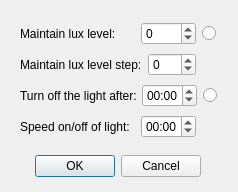
Before: the Qt Designer form USB_PC/SettingWindow.ui in DmitryShalaev/LED-brightness-control, drawn with Qt 5.
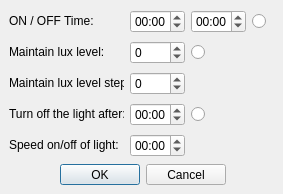
After: the same form once the commit is applied.

The edit to the form file:
```diff
--- a/USB_PC/SettingWindow.ui
+++ b/USB_PC/SettingWindow.ui
@@ -6,20 +6,20 @@
    <rect>
     <x>0</x>
     <y>0</y>
-    <width>238</width>
-    <height>192</height>
+    <width>283</width>
+    <height>194</height>
    </rect>
   </property>
   <property name="minimumSize">
    <size>
-    <width>238</width>
-    <height>192</height>
+    <width>283</width>
+    <height>194</height>
    </size>
   </property>
   <property name="maximumSize">
    <size>
-    <width>238</width>
-    <height>192</height>
+    <width>283</width>
+    <height>194</height>
    </size>
   </property>
   <property name="windowTitle">
@@ -28,10 +28,10 @@
   <widget class="QDialogButtonBox" name="buttonBox">
    <property name="geometry">
     <rect>
-     <x>30</x>
-     <y>150</y>
-     <width>171</width>
-     <height>32</height>
+     <x>60</x>
+     <y>164</y>
+     <width>166</width>
+     <height>21</height>
     </rect>
    </property>
    <property name="orientation">
@@ -41,20 +41,232 @@
     <set>QDialogButtonBox::Cancel|QDialogButtonBox::Ok</set>
    </property>
   </widget>
-  <widget class="QWidget" name="layoutWidget">
+  <widget class="QWidget" name="">
    <property name="geometry">
     <rect>
-     <x>20</x>
-     <y>20</y>
-     <width>197</width>
-     <height>120</height>
+     <x>9</x>
+     <y>133</y>
+     <width>178</width>
+     <height>25</height>
     </rect>
    </property>
-   <layout class="QVBoxLayout" name="verticalLayout_4">
+   <layout class="QHBoxLayout" name="horizontalLayout_5">
     <item>
-     <layout class="QHBoxLayout" name="horizontalLayout_11">
+     <widget class="QLabel" name="label_10">
+      <property name="minimumSize">
+       <size>
+        <width>115</width>
+        <height>16</height>
+       </size>
+      </property>
+      <property name="maximumSize">
+       <size>
+        <width>115</width>
+        <height>16</height>
+       </size>
+      </property>
+      <property name="text">
+       <string>Speed on/off of light:</string>
+      </property>
+     </widget>
+    </item>
+    <item>
+     <widget class="QTimeEdit" name="TE_SpeedOnOffLight">
+      <property name="enabled">
+       <bool>true</bool>
+      </property>
+      <property name="minimumSize">
+       <size>
+        <width>55</width>
+        <height>23</height>
+       </size>
+      </property>
+      <property name="maximumSize">
+       <size>
+        <width>55</width>
+        <height>23</height>
+       </size>
+      </property>
+      <property name="wrapping">
+       <bool>true</bool>
+      </property>
+      <property name="frame">
+       <bool>true</bool>
+      </property>
+      <property name="readOnly">
+       <bool>false</bool>
+      </property>
+      <property name="buttonSymbols">
+       <enum>QAbstractSpinBox::UpDownArrows</enum>
+      </property>
+      <property name="accelerated">
+       <bool>false</bool>
+      </property>
+      <property name="keyboardTracking">
+       <bool>true</bool>
+      </property>
+      <property name="showGroupSeparator" stdset="0">
+       <bool>false</bool>
+      </property>
+      <property name="currentSection">
+       <enum>QDateTimeEdit::MinuteSection</enum>
+      </property>
+      <property name="displayFormat">
+       <string>mm:ss</string>
+      </property>
+      <property name="calendarPopup">
+       <bool>false</bool>
+      </property>
+      <property name="timeSpec">
+       <enum>Qt::LocalTime</enum>
+      </property>
+      <property name="time">
+       <time>
+        <hour>0</hour>
+        <minute>0</minute>
+        <second>0</second>
+       </time>
+      </property>
+     </widget>
+    </item>
+   </layout>
+  </widget>
+  <widget class="QWidget" name="">
+   <property name="geometry">
+    <rect>
+     <x>9</x>
+     <y>102</y>
+     <width>198</width>
+     <height>25</height>
+    </rect>
+   </property>
+   <layout class="QHBoxLayout" name="horizontalLayout_4">
+    <item>
+     <widget class="QLabel" name="label_7">
+      <property name="minimumSize">
+       <size>
+        <width>115</width>
+        <height>16</height>
+       </size>
+      </property>
+      <property name="maximumSize">
+       <size>
+        <width>115</width>
+        <height>16</height>
+       </size>
+      </property>
+      <property name="text">
+       <string>Turn off the light after:</string>
+      </property>
+     </widget>
+    </item>
+    <item>
+     <widget class="QTimeEdit" name="TE_TurnOffLight">
+      <property name="enabled">
+       <bool>true</bool>
+      </property>
+      <property name="minimumSize">
+       <size>
+        <width>55</width>
+        <height>23</height>
+       </size>
+      </property>
+      <property name="maximumSize">
+       <size>
+        <width>55</width>
+        <height>23</height>
+       </size>
+      </property>
+      <property name="wrapping">
+       <bool>true</bool>
+      </property>
+      <property name="frame">
+       <bool>true</bool>
+      </property>
+      <property name="readOnly">
+       <bool>false</bool>
+      </property>
+      <property name="buttonSymbols">
+       <enum>QAbstractSpinBox::UpDownArrows</enum>
+      </property>
+      <property name="accelerated">
+       <bool>false</bool>
+      </property>
+      <property name="keyboardTracking">
+       <bool>true</bool>
+      </property>
+      <property name="showGroupSeparator" stdset="0">
+       <bool>false</bool>
+      </property>
+      <property name="currentSection">
+       <enum>QDateTimeEdit::MinuteSection</enum>
+      </property>
+      <property name="displayFormat">
+       <string>mm:ss</string>
+      </property>
+      <property name="calendarPopup">
+       <bool>false</bool>
+      </property>
+      <property name="timeSpec">
+       <enum>Qt::LocalTime</enum>
+      </property>
+      <property name="time">
+       <time>
+        <hour>0</hour>
+        <minute>0</minute>
+        <second>0</second>
+       </time>
+      </property>
+     </widget>
+    </item>
+    <item>
+     <widget class="QRadioButton" name="RB_TurnOffLight">
+      <property name="enabled">
+       <bool>true</bool>
+      </property>
+      <property name="maximumSize">
+       <size>
+        <width>15</width>
+        <height>16777215</height>
+       </size>
+      </property>
+      <property name="text">
+       <string/>
+      </property>
+      <property name="checked">
+       <bool>false</bool>
+      </property>
+      <property name="autoExclusive">
+       <bool>false</bool>
+      </property>
+     </widget>
+    </item>
+   </layout>
+  </widget>
+  <widget class="QWidget" name="">
+   <property name="geometry">
+    <rect>
+     <x>9</x>
+     <y>40</y>
+     <width>198</width>
+     <height>25</height>
+    </rect>
+   </property>
+   <layout class="QHBoxLayout" name="horizontalLayout_2">
       <item>
        <widget class="QLabel" name="label_9">
+      <property name="minimumSize">
+       <size>
+        <width>115</width>
+        <height>16</height>
+       </size>
+      </property>
+      <property name="maximumSize">
+       <size>
+        <width>115</width>
+        <height>16</height>
+       </size>
+      </property>
         <property name="text">
          <string>Maintain lux level:</string>
         </property>
@@ -65,10 +277,16 @@
         <property name="enabled">
          <bool>true</bool>
         </property>
+      <property name="minimumSize">
+       <size>
+        <width>55</width>
+        <height>23</height>
+       </size>
+      </property>
         <property name="maximumSize">
          <size>
           <width>55</width>
-          <height>16777215</height>
+        <height>23</height>
          </size>
         </property>
         <property name="wrapping">
@@ -120,11 +338,31 @@
        </widget>
       </item>
      </layout>
-    </item>
-    <item>
-     <layout class="QHBoxLayout" name="horizontalLayout_15">
+  </widget>
+  <widget class="QWidget" name="">
+   <property name="geometry">
+    <rect>
+     <x>9</x>
+     <y>71</y>
+     <width>178</width>
+     <height>25</height>
+    </rect>
+   </property>
+   <layout class="QHBoxLayout" name="horizontalLayout_3">
       <item>
        <widget class="QLabel" name="label_8">
+      <property name="minimumSize">
+       <size>
+        <width>115</width>
+        <height>16</height>
+       </size>
+      </property>
+      <property name="maximumSize">
+       <size>
+        <width>115</width>
+        <height>16</height>
+       </size>
+      </property>
         <property name="text">
          <string>Maintain lux level step:</string>
         </property>
@@ -135,10 +373,16 @@
         <property name="enabled">
          <bool>true</bool>
         </property>
+      <property name="minimumSize">
+       <size>
+        <width>55</width>
+        <height>23</height>
+       </size>
+      </property>
         <property name="maximumSize">
          <size>
           <width>55</width>
-          <height>16777215</height>
+        <height>23</height>
          </size>
         </property>
         <property name="wrapping">
@@ -167,42 +411,52 @@
         </property>
        </widget>
       </item>
-      <item>
-       <spacer name="horizontalSpacer_2">
-        <property name="orientation">
-         <enum>Qt::Horizontal</enum>
-        </property>
-        <property name="sizeType">
-         <enum>QSizePolicy::Fixed</enum>
-        </property>
-        <property name="sizeHint" stdset="0">
-         <size>
-          <width>21</width>
-          <height>15</height>
-         </size>
-        </property>
-       </spacer>
-      </item>
-     </layout>
-    </item>
+   </layout>
+  </widget>
+  <widget class="QWidget" name="">
+   <property name="geometry">
+    <rect>
+     <x>9</x>
+     <y>9</y>
+     <width>259</width>
+     <height>25</height>
+    </rect>
+   </property>
+   <layout class="QHBoxLayout" name="horizontalLayout">
     <item>
-     <layout class="QHBoxLayout" name="horizontalLayout_4">
-      <item>
-       <widget class="QLabel" name="label_7">
+     <widget class="QLabel" name="label_11">
+      <property name="minimumSize">
+       <size>
+        <width>115</width>
+        <height>16</height>
+       </size>
+      </property>
+      <property name="maximumSize">
+       <size>
+        <width>115</width>
+        <height>16</height>
+       </size>
+      </property>
         <property name="text">
-         <string>Turn off the light after:</string>
+       <string>ON / OFF Time:</string>
         </property>
        </widget>
       </item>
       <item>
-       <widget class="QTimeEdit" name="TE_TurnOffLight">
+     <widget class="QTimeEdit" name="TE_OnTime">
         <property name="enabled">
          <bool>true</bool>
         </property>
+      <property name="minimumSize">
+       <size>
+        <width>55</width>
+        <height>23</height>
+       </size>
+      </property>
         <property name="maximumSize">
          <size>
           <width>55</width>
-          <height>16777215</height>
+        <height>23</height>
          </size>
         </property>
         <property name="wrapping">
@@ -230,7 +484,7 @@
          <enum>QDateTimeEdit::MinuteSection</enum>
         </property>
         <property name="displayFormat">
-         <string>mm:ss</string>
+       <string>hh:mm</string>
         </property>
         <property name="calendarPopup">
          <bool>false</bool>
@@ -248,7 +502,66 @@
        </widget>
       </item>
       <item>
-       <widget class="QRadioButton" name="RB_TurnOffLight">
+     <widget class="QTimeEdit" name="TE_OffTime">
+      <property name="enabled">
+       <bool>true</bool>
+      </property>
+      <property name="minimumSize">
+       <size>
+        <width>55</width>
+        <height>23</height>
+       </size>
+      </property>
+      <property name="maximumSize">
+       <size>
+        <width>55</width>
+        <height>23</height>
+       </size>
+      </property>
+      <property name="wrapping">
+       <bool>true</bool>
+      </property>
+      <property name="frame">
+       <bool>true</bool>
+      </property>
+      <property name="readOnly">
+       <bool>false</bool>
+      </property>
+      <property name="buttonSymbols">
+       <enum>QAbstractSpinBox::UpDownArrows</enum>
+      </property>
+      <property name="accelerated">
+       <bool>false</bool>
+      </property>
+      <property name="keyboardTracking">
+       <bool>true</bool>
+      </property>
+      <property name="showGroupSeparator" stdset="0">
+       <bool>false</bool>
+      </property>
+      <property name="currentSection">
+       <enum>QDateTimeEdit::HourSection</enum>
+      </property>
+      <property name="displayFormat">
+       <string>hh:mm</string>
+      </property>
+      <property name="calendarPopup">
+       <bool>false</bool>
+      </property>
+      <property name="timeSpec">
+       <enum>Qt::LocalTime</enum>
+      </property>
+      <property name="time">
+       <time>
+        <hour>0</hour>
+        <minute>0</minute>
+        <second>0</second>
+       </time>
+      </property>
+     </widget>
+    </item>
+    <item>
+     <widget class="QRadioButton" name="RB_OnOffTime">
         <property name="enabled">
          <bool>true</bool>
         </property>
@@ -268,88 +581,6 @@
          <bool>false</bool>
         </property>
        </widget>
-      </item>
-     </layout>
-    </item>
-    <item>
-     <layout class="QHBoxLayout" name="horizontalLayout_10">
-      <item>
-       <widget class="QLabel" name="label_10">
-        <property name="text">
-         <string>Speed on/off of light:</string>
-        </property>
-       </widget>
-      </item>
-      <item>
-       <widget class="QTimeEdit" name="TE_SpeedOnOffLight">
-        <property name="enabled">
-         <bool>true</bool>
-        </property>
-        <property name="maximumSize">
-         <size>
-          <width>55</width>
-          <height>16777215</height>
-         </size>
-        </property>
-        <property name="wrapping">
-         <bool>true</bool>
-        </property>
-        <property name="frame">
-         <bool>true</bool>
-        </property>
-        <property name="readOnly">
-         <bool>false</bool>
-        </property>
-        <property name="buttonSymbols">
-         <enum>QAbstractSpinBox::UpDownArrows</enum>
-        </property>
-        <property name="accelerated">
-         <bool>false</bool>
-        </property>
-        <property name="keyboardTracking">
-         <bool>true</bool>
-        </property>
-        <property name="showGroupSeparator" stdset="0">
-         <bool>false</bool>
-        </property>
-        <property name="currentSection">
-         <enum>QDateTimeEdit::MinuteSection</enum>
-        </property>
-        <property name="displayFormat">
-         <string>mm:ss</string>
-        </property>
-        <property name="calendarPopup">
-         <bool>false</bool>
-        </property>
-        <property name="timeSpec">
-         <enum>Qt::LocalTime</enum>
-        </property>
-        <property name="time">
-         <time>
-          <hour>0</hour>
-          <minute>0</minute>
-          <second>0</second>
-         </time>
-        </property>
-       </widget>
-      </item>
-      <item>
-       <spacer name="horizontalSpacer">
-        <property name="orientation">
-         <enum>Qt::Horizontal</enum>
-        </property>
-        <property name="sizeType">
-         <enum>QSizePolicy::Fixed</enum>
-        </property>
-        <property name="sizeHint" stdset="0">
-         <size>
-          <width>21</width>
-          <height>15</height>
-         </size>
-        </property>
-       </spacer>
-      </item>
-     </layout>
     </item>
    </layout>
   </widget>
```
Left out of the diff: 10 changed lines with no effect on the pictures. Lines whose indentation alone changed are shown as unchanged.
